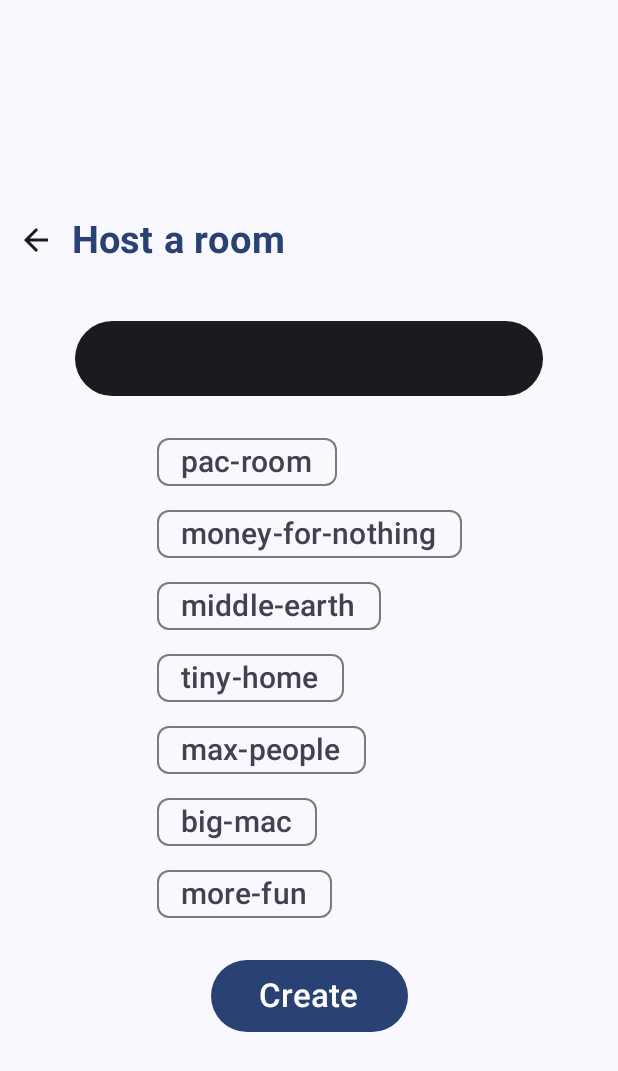
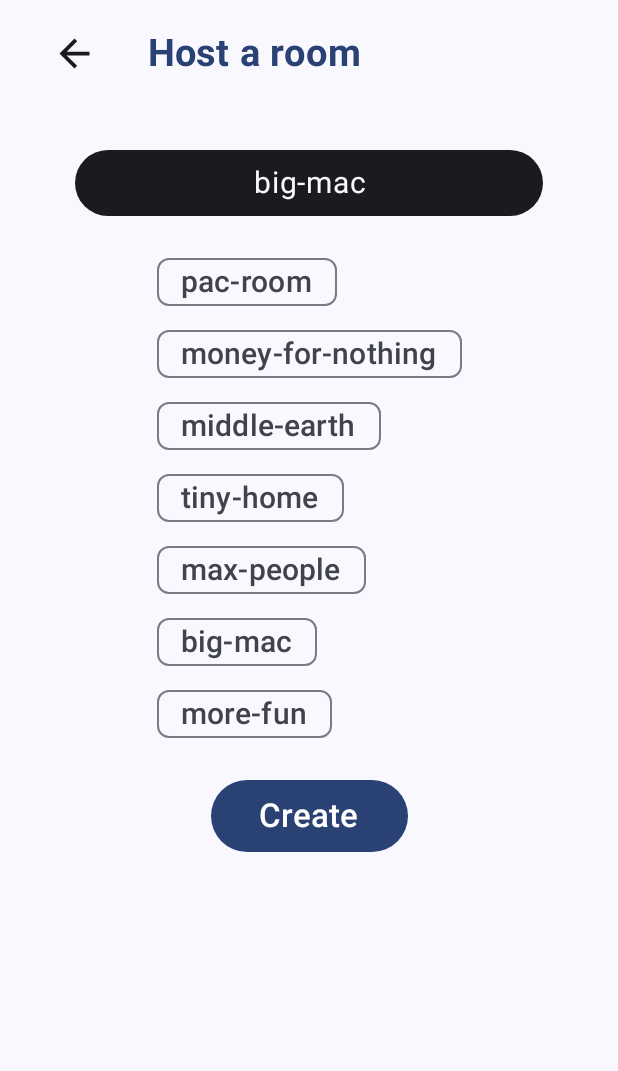
Before and after one commit to joshuajgomez/TicTacToe, an Android app built with Jetpack Compose: the create_room_screen screen opened through its navigation route, on a phone screen of 412 x 824 dp. Shown: the top 1071 px of the screen. Run offline under Robolectric (Android 15) with nearby library versions, the phone set to English and light mode, and no system bars; our stand-ins replace constraintlayout-compose.

Commit message:
UI optimizations 3

```diff
--- a/app/src/main/java/com/triplerock/tictactoe/ui/screens/CreateRoomContainer.kt
+++ b/app/src/main/java/com/triplerock/tictactoe/ui/screens/CreateRoomContainer.kt
@@ -64,7 +64,6 @@ fun CreateRoomContainer(
     Column(
         modifier = Modifier.fillMaxSize(),
         horizontalAlignment = Alignment.CenterHorizontally,
-        verticalArrangement = Arrangement.Center
     ) {
         TitleBar(title = "Host a room") { navController.navigate(navMenu) }
         val uiState = createRoomViewModel.uiState.collectAsState()
@@ -135,7 +134,10 @@ private fun EmptyPlayers(roomName: String = "pac-room") {
                 fontSize = 25.sp,
                 fontWeight = FontWeight.Bold
             )
-            Text(text = "Waiting for players")
+            Text(
+                text = "Waiting for players",
+                fontSize = 25.sp
+            )
         }
     }
 }
--- a/app/src/main/java/com/triplerock/tictactoe/ui/screens/common/CommonItems.kt
+++ b/app/src/main/java/com/triplerock/tictactoe/ui/screens/common/CommonItems.kt
@@ -1,13 +1,18 @@
 package com.triplerock.tictactoe.ui.screens.common
 
+import android.content.res.Configuration
+import android.widget.Space
 import androidx.compose.foundation.background
 import androidx.compose.foundation.layout.Arrangement
 import androidx.compose.foundation.layout.Box
 import androidx.compose.foundation.layout.Column
 import androidx.compose.foundation.layout.Row
+import androidx.compose.foundation.layout.Spacer
 import androidx.compose.foundation.layout.fillMaxWidth
 import androidx.compose.foundation.layout.height
 import androidx.compose.foundation.layout.padding
+import androidx.compose.foundation.layout.size
+import androidx.compose.foundation.layout.width
 import androidx.compose.foundation.lazy.LazyColumn
 import androidx.compose.foundation.lazy.LazyRow
 import androidx.compose.foundation.lazy.items
@@ -26,6 +31,7 @@ import androidx.compose.material3.MaterialTheme.colorScheme
 import androidx.compose.material3.SuggestionChip
 import androidx.compose.material3.Text
 import androidx.compose.material3.TextButton
+import androidx.compose.material3.TextField
 import androidx.compose.runtime.Composable
 import androidx.compose.runtime.LaunchedEffect
 import androidx.compose.runtime.remember
@@ -38,6 +44,7 @@ import androidx.compose.ui.input.key.Key
 import androidx.compose.ui.input.key.key
 import androidx.compose.ui.input.key.onKeyEvent
 import androidx.compose.ui.text.font.FontWeight
+import androidx.compose.ui.text.style.TextAlign
 import androidx.compose.ui.tooling.preview.Preview
 import androidx.compose.ui.unit.dp
 import androidx.compose.ui.unit.sp
@@ -54,11 +61,12 @@ fun CustomButton(
 ) {
     IconButton(
         onClick = onClick,
-        modifier = modifier
+        modifier = modifier.padding(all = 5.dp)
     ) {
         Icon(
             imageVector = Icons.Default.ArrowBack,
-            contentDescription = null
+            contentDescription = null,
+            modifier = Modifier.size(30.dp)
         )
     }
 }
@@ -87,17 +95,24 @@ fun CustomTextButton(
     }
 }
 
+
 @Preview
 @Composable
+fun PreviewLoading() {
+    TicTacToeTheme {
+        Loading()
+    }
+}
+
+@Composable
 fun Loading(message: String = "Loading") {
-    TicTacToeTheme {
     Column(
         verticalArrangement = Arrangement.spacedBy(30.dp),
-            horizontalAlignment = Alignment.CenterHorizontally
+        horizontalAlignment = Alignment.CenterHorizontally,
+        modifier = Modifier.fillMaxWidth().padding(top = 30.dp)
     ) {
         CircularProgressIndicator()
-            Text(text = message)
-        }
+        Text(text = message, fontSize = 25.sp)
     }
 }
 
@@ -111,16 +126,20 @@ fun PreviewTitleBar() {
 
 @Composable
 fun TitleBar(
-    title: String = "TicTacToe title",
+    title: String = "TicTacToe",
     onBackClick: () -> Unit = {},
 ) {
     Row(
-        modifier = Modifier.fillMaxWidth(),
+        modifier = Modifier
+            .fillMaxWidth()
+            .height(70.dp),
         verticalAlignment = Alignment.CenterVertically
     ) {
+        Spacer(modifier = Modifier.width(20.dp))
         CustomButton(
-            onClick = onBackClick
+            onClick = onBackClick,
         )
+        Spacer(modifier = Modifier.width(20.dp))
         Text(
             text = title,
             fontSize = 25.sp,
@@ -188,53 +207,46 @@ private fun NameTag(name: String, onClick: () -> Unit) {
     )
 }
 
-@Preview
+
+@Preview(uiMode = Configuration.UI_MODE_NIGHT_YES)
+@Composable
+fun PreviewCustomTextFieldDark() {
+    TicTacToeTheme {
+        CustomTextField()
+    }
+}
+
+@Preview()
+@Composable
+fun PreviewCustomTextFieldLight() {
+    TicTacToeTheme {
+        CustomTextField()
+    }
+}
+
 @Composable
 fun CustomTextField(
     modifier: Modifier = Modifier,
-    hintText: String = "Type something",
-    text: String = "",
+    text: String = "Heyy",
     onTextChanged: (text: String) -> Unit = {},
 ) {
-    val focusRequester = remember { FocusRequester() }
-    BasicTextField(modifier = modifier
+    BasicTextField(
+        modifier = modifier
             .background(
                 color = colorScheme.onBackground,
                 shape = MaterialTheme.shapes.extraLarge,
             )
-        .fillMaxWidth()
-        .height(50.dp)
-        .padding(horizontal = 10.dp)
-        .focusRequester(focusRequester),
+            .padding(horizontal = 10.dp, vertical = 10.dp)
+            .fillMaxWidth(),
         value = text,
         onValueChange = {
             if ("\n" !in it) onTextChanged(it)
         },
         cursorBrush = SolidColor(colorScheme.primary),
         textStyle = LocalTextStyle.current.copy(
-            color = colorScheme.onSurface,
-            fontSize = 20.sp
+            color = colorScheme.background,
+            fontSize = 20.sp,
+            textAlign = TextAlign.Center
         ),
-        decorationBox = { innerTextField ->
-            Row(
-                modifier,
-                verticalAlignment = Alignment.CenterVertically
-            ) {
-                Box(
-                    Modifier
-                        .weight(1f)
-                        .padding(start = 5.dp)
-                ) {
-                    if (text.isEmpty()) Text(
-                        hintText,
-                        style = LocalTextStyle.current.copy(
-                            color = colorScheme.onSurface.copy(alpha = 0.3f),
-                            fontSize = 20.sp
-                        )
-                    )
-                    innerTextField()
-                }
-            }
-        }
     )
 }
```
Lines whose indentation alone changed are shown as unchanged.
